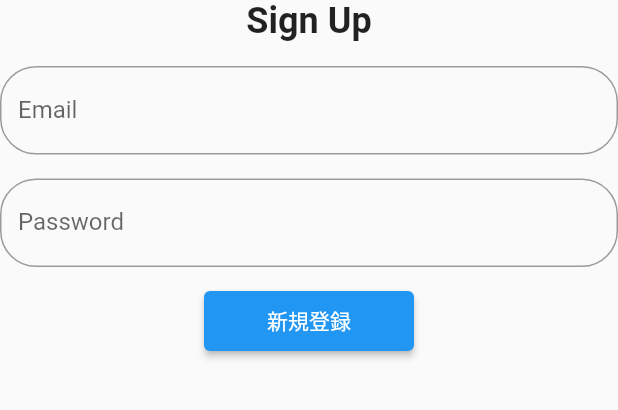
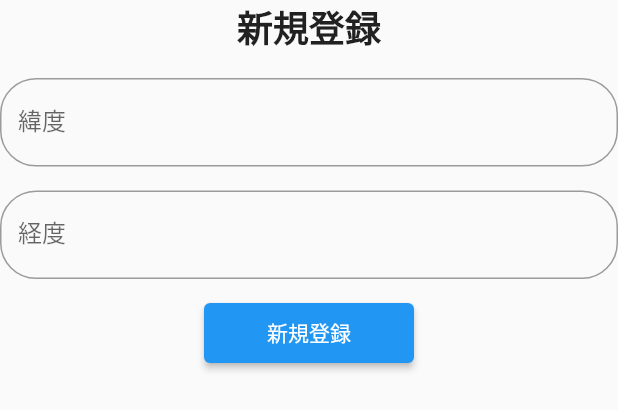
Before and after one commit to junjunjj625/kenkyuu04, a Flutter app: what registtration() shows on an empty page, opened directly, on a phone screen of 412 x 824 dp. Shown: the top 410 px of the screen. Run offline on Flutter 3.47's test engine with Material 2 defaults, Android fonts, the phone set to English and light mode, and no system bars; our stand-ins replace firebase_core, geolocator, google_maps_flutter; accounts and stored records are empty.

Commit message:
Chapter18

```diff
--- a/lib/components/auth_modal/components/registration.dart
+++ b/lib/components/auth_modal/components/registration.dart
@@ -49,7 +49,7 @@ class _registtrationState extends State<registtration> {
         mainAxisSize: MainAxisSize.min,
         children: [
           const Text(
-            'Sign Up',
+            '新規登録',
             style: TextStyle(
               fontSize: 24.0,
               fontWeight: FontWeight.bold,
@@ -59,14 +59,14 @@ class _registtrationState extends State<registtration> {
           AuthTextFormField(
             controller: _latitudeController,
             validator: validateEmail,
-            labelText: 'Email',
+            labelText: '緯度',
           ),
           const SizedBox(height: 16.0),
           AuthTextFormField(
             controller: _longitudeController,
             obscureText: true,
             validator: validatePassword,
-            labelText: 'Password',
+            labelText: '経度',
           ),
           const SizedBox(height: 16.0),
           SubmitButton(
--- a/lib/screens/map_screen.dart
+++ b/lib/screens/map_screen.dart
@@ -43,6 +43,7 @@ class _MapScreenState extends State<MapScreen> {
   @override
   Widget build(BuildContext context) {
     return Scaffold(
+      resizeToAvoidBottomInset: false,
       body: GoogleMap(
         initialCameraPosition: initialCameraPosition,
         onMapCreated: (GoogleMapController controller) async {
```
Also changed, not shown: lib/components/auth_modal/auth_modal.dart (+13 -1 lines).
